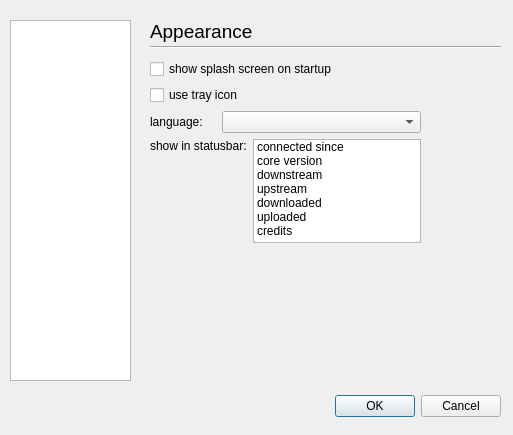
First picture: the form in juicer/src/qajoptionsdialogbase.ui, repository applejuicenetz/gui-juicer, before the edit.
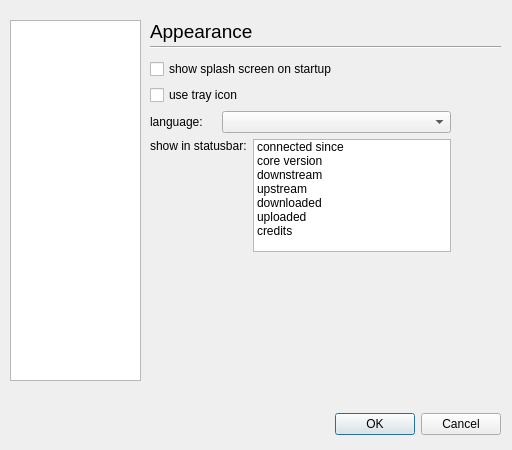
Second picture: the form after the edit. The open tabs and pages were chosen to show the change.

The edit to the form file:
```diff
--- a/juicer/src/qajoptionsdialogbase.ui
+++ b/juicer/src/qajoptionsdialogbase.ui
@@ -5,8 +5,8 @@
    <rect>
     <x>0</x>
     <y>0</y>
-    <width>513</width>
-    <height>435</height>
+    <width>512</width>
+    <height>450</height>
    </rect>
   </property>
   <property name="windowTitle" >
@@ -16,7 +16,7 @@
    <property name="geometry" >
     <rect>
      <x>10</x>
-     <y>390</y>
+     <y>408</y>
      <width>491</width>
      <height>33</height>
     </rect>
@@ -57,29 +57,13 @@
     </item>
    </layout>
   </widget>
-  <widget class="QListWidget" name="listWidget" >
-   <property name="geometry" >
-    <rect>
-     <x>10</x>
-     <y>20</y>
-     <width>121</width>
-     <height>361</height>
-    </rect>
-   </property>
-   <property name="autoScroll" >
-    <bool>false</bool>
-   </property>
-   <property name="selectionBehavior" >
-    <enum>QAbstractItemView::SelectRows</enum>
-   </property>
-  </widget>
   <widget class="QStackedWidget" name="stackedWidget" >
    <property name="geometry" >
     <rect>
      <x>140</x>
      <y>9</y>
      <width>371</width>
-     <height>361</height>
+     <height>391</height>
     </rect>
    </property>
    <property name="frameShape" >
@@ -460,13 +444,13 @@
       <string>Appearance</string>
      </property>
     </widget>
-    <widget class="QWidget" name="" >
+    <widget class="QWidget" name="layoutWidget" >
      <property name="geometry" >
       <rect>
        <x>10</x>
        <y>50</y>
-       <width>271</width>
-       <height>184</height>
+       <width>301</width>
+       <height>193</height>
       </rect>
      </property>
      <layout class="QVBoxLayout" >
@@ -988,6 +972,22 @@
     </widget>
    </widget>
   </widget>
+  <widget class="QListWidget" name="listWidget" >
+   <property name="geometry" >
+    <rect>
+     <x>10</x>
+     <y>20</y>
+     <width>131</width>
+     <height>361</height>
+    </rect>
+   </property>
+   <property name="autoScroll" >
+    <bool>false</bool>
+   </property>
+   <property name="selectionBehavior" >
+    <enum>QAbstractItemView::SelectRows</enum>
+   </property>
+  </widget>
  </widget>
  <tabstops>
   <tabstop>okButton</tabstop>
```
Left out of the diff: 122 changed lines with no effect on the pictures.
